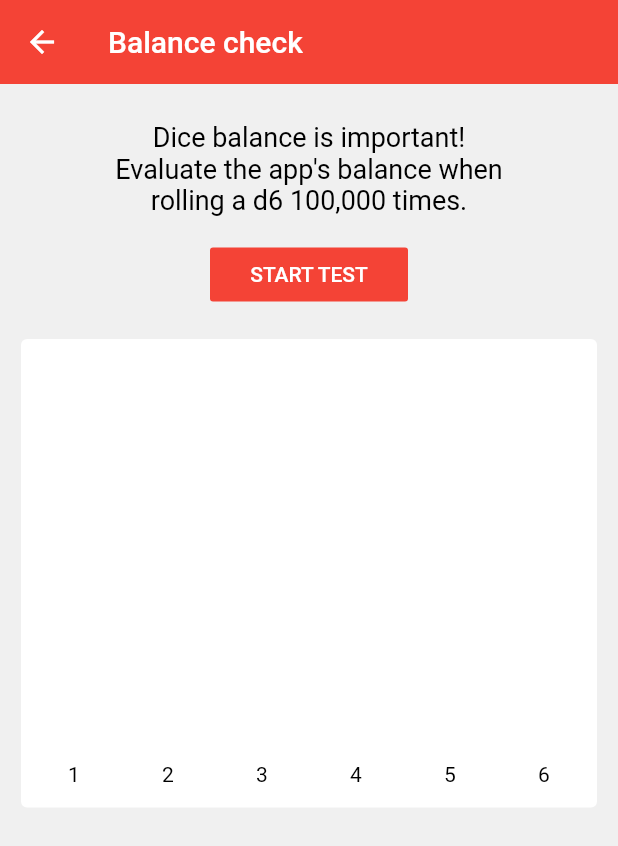
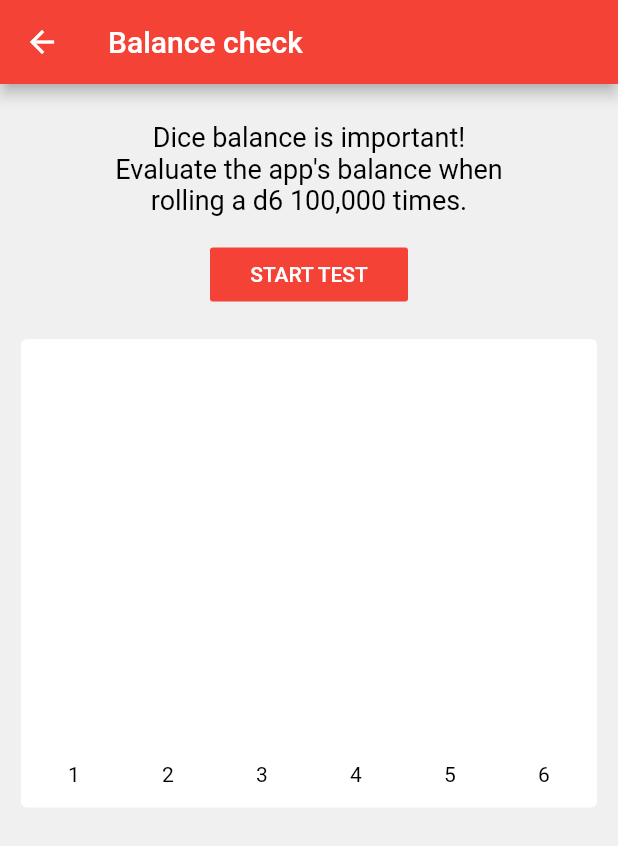
Before and after one commit to rijkdw/rpg-dice-app, a Flutter app: the screen it shows after launch, in the side drawer, after a tap on "Balance", on a phone screen of 412 x 824 dp. Shown: the top 846 px of the screen. Run offline on Flutter 3.47's test engine with Material 2 defaults, Android fonts, the phone set to English and light mode, and no system bars; drawn by our look-alikes of fl_chart; our stand-ins replace font_awesome_flutter, shared_preferences.

Commit message:
Made cards and appbars elevated

```diff
--- a/lib/components/dice_roller_interface/dice_roller_interface.dart
+++ b/lib/components/dice_roller_interface/dice_roller_interface.dart
@@ -51,7 +51,6 @@ class _DiceRollerInterfaceState extends State<DiceRollerInterface> {
     // -------------------------------------------------------------------------------------------------
 
     var nameAndExpressionCard = Card(
-      elevation: 0,
       color: theme.genericCardColor,
       child: Container(
         padding: EdgeInsets.all(10),
@@ -62,7 +61,6 @@ class _DiceRollerInterfaceState extends State<DiceRollerInterface> {
     );
 
     var rollCard = Card(
-      elevation: 0,
       color: theme.genericCardColor,
       child: Container(
         padding: EdgeInsets.all(10),
@@ -73,7 +71,6 @@ class _DiceRollerInterfaceState extends State<DiceRollerInterface> {
     );
 
     var historyCard = Card(
-      elevation: 0,
       color: theme.genericCardColor,
       child: Container(
         padding: EdgeInsets.all(10),
@@ -82,7 +79,6 @@ class _DiceRollerInterfaceState extends State<DiceRollerInterface> {
     );
 
     var distributionCard = Card(
-      elevation: 0,
       color: theme.genericCardColor,
       child: Container(
         padding: EdgeInsets.all(10),
--- a/lib/components/dice_roller_interface/distribution_viewer.dart
+++ b/lib/components/dice_roller_interface/distribution_viewer.dart
@@ -244,7 +244,7 @@ class _DistributionViewerState extends State<DistributionViewer> {
                   ),
                   InkWell(
                     child: Container(
-                      padding: const EdgeInsets.all(4),
+                      // padding: const EdgeInsets.all(4),
                       child: Icon(
                         isHidden ? Icons.keyboard_arrow_down_rounded : Icons.keyboard_arrow_up_rounded,
                         size: 30,
@@ -277,7 +277,7 @@ class _DistributionViewerState extends State<DistributionViewer> {
             ),
             secondChild: Container(),
             crossFadeState: isHidden ? CrossFadeState.showSecond : CrossFadeState.showFirst,
-            duration: Duration(milliseconds: 500),
+            duration: Duration(milliseconds: 300),
           ),
         ],
       ),
--- a/lib/main.dart
+++ b/lib/main.dart
@@ -18,6 +18,7 @@ class MyApp extends StatelessWidget {
 
     var distributionManager = DistributionManager();
     var collectionManager = CollectionManager();
+    var themeManager = ThemeManager();
     // collectionManager.diceCollections.forEach((collection) {
     //   distributionManager.createDistribution(collection);
     // });
@@ -25,8 +26,8 @@ class MyApp extends StatelessWidget {
     return MultiProvider(
       providers: [
         ChangeNotifierProvider(create: (_) => HistoryManager()),
-        ChangeNotifierProvider(create: (_) => ThemeManager()),
         ChangeNotifierProvider(create: (_) => SettingsManager()),
+        ChangeNotifierProvider.value(value: themeManager),
         ChangeNotifierProvider.value(value: collectionManager),
         ChangeNotifierProvider.value(value: distributionManager),
       ],
@@ -35,6 +36,13 @@ class MyApp extends StatelessWidget {
         theme: ThemeData(
           primarySwatch: Colors.red,
           visualDensity: VisualDensity.adaptivePlatformDensity,
+          cardTheme: CardTheme(
+            elevation: 1.0,
+          ),
+          cardColor: themeManager.theme.genericCardColor,
+          appBarTheme: AppBarTheme(
+            elevation: 4,
+          ),
         ),
         home: HomeScreen(),
       ),
--- a/lib/screens/balance_screen.dart
+++ b/lib/screens/balance_screen.dart
@@ -81,25 +81,9 @@ class _BalanceScreenState extends State<BalanceScreen> {
 
     var appbar = AppBar(
       backgroundColor: theme.appbarColor,
-      elevation: 0,
       title: Text(
         'Balance check',
       ),
-      // actions: [
-      //   FlatButton.icon(
-      //     onPressed: () {},
-      //     icon: Icon(
-      //       Icons.help,
-      //       color: theme.appbarTextColor,
-      //     ),
-      //     label: Text(
-      //       'Help',
-      //       style: TextStyle(
-      //         color: theme.appbarTextColor,
-      //       ),
-      //     ),
-      //   )
-      // ],
     );
 
     var headingText =
--- a/lib/screens/dice_roller_screen.dart
+++ b/lib/screens/dice_roller_screen.dart
@@ -21,7 +21,6 @@ class DiceRollerScreen extends StatelessWidget {
       backgroundColor: theme.genericCanvasColor,
       appBar: AppBar(
         backgroundColor: theme.appbarColor,
-        elevation: 0,
         // title: Text(
         //   // '${_diceCollection.name} (${_diceCollection.expression})',
         //   'Roller',
--- a/lib/screens/home_screen.dart
+++ b/lib/screens/home_screen.dart
@@ -43,7 +43,6 @@ class HomeScreen extends StatelessWidget {
           'RPG Dice',
           style: TextStyle(color: theme.appbarTextColor),
         ),
-        elevation: 0,
         backgroundColor: theme.appbarColor,
         actions: [
           IconButton(
```
Also changed, not shown: lib/constants.dart (added).
